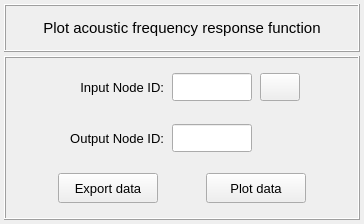
Qt form pulse/interface/data/ui_files/plots/results/acoustic/get_acoustic_frequency_response_function.ui (open-pulse/OpenPulse) before a commit.
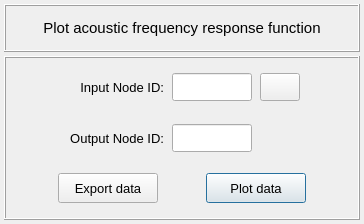
The same form after that commit. Icons and pictures are not drawn.

The edit to the form file:
```diff
--- a/pulse/interface/data/ui_files/plots/results/acoustic/get_acoustic_frequency_response_function.ui
+++ b/pulse/interface/data/ui_files/plots/results/acoustic/get_acoustic_frequency_response_function.ui
@@ -601,6 +601,9 @@
            <property name="text">
             <string>Plot data</string>
            </property>
+           <property name="default">
+            <bool>true</bool>
+           </property>
           </widget>
          </item>
          <item row="0" column="2">
```
Left out of the diff: 7 changed lines with no effect on the pictures.
